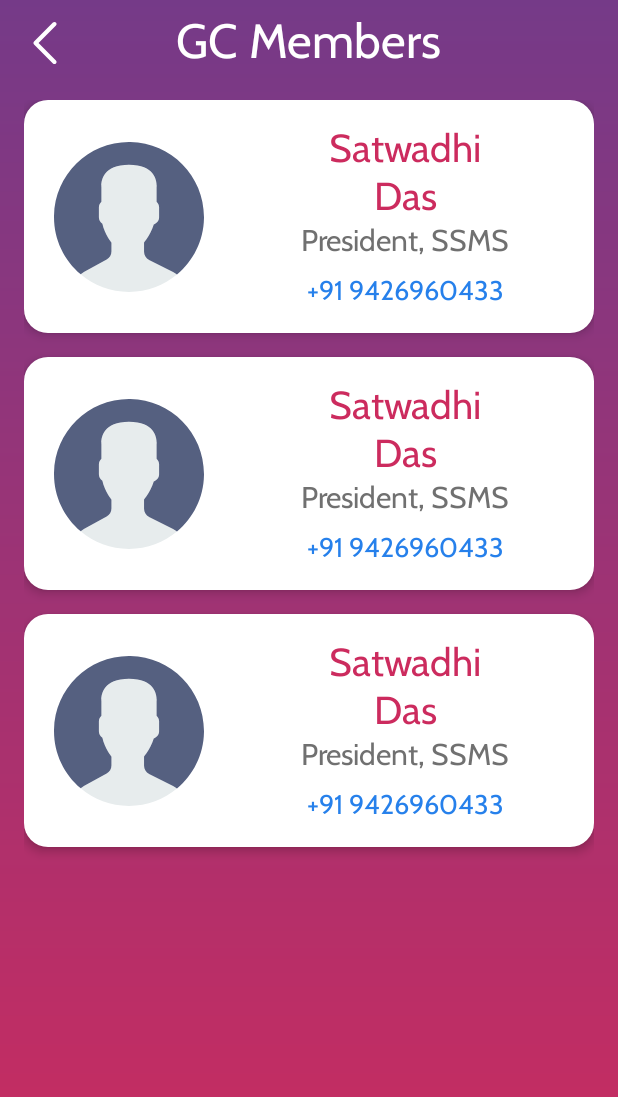
After one commit to AnEnigmaticBug/SSMS-App, an Android app: the layout fra_contact_working_state.xml on its own in the app's theme, with its tools: preview values and no code run, on a phone screen of 412 x 824 dp. The commit adds this screen. Shown: the top 1097 px of the screen. Run offline under Robolectric (Android 15) with nearby library versions, the light colour scheme and no system bars.

Commit message:
Make layouts for contacts screen

```diff
--- /dev/null
+++ b/app/src/main/res/layout/fra_contact_working_state.xml
@@ -0,0 +1,105 @@
+<?xml version="1.0" encoding="utf-8"?>
+<androidx.constraintlayout.widget.ConstraintLayout xmlns:android="http://schemas.android.com/apk/res/android"
+    xmlns:app="http://schemas.android.com/apk/res-auto"
+    xmlns:tools="http://schemas.android.com/tools"
+    android:id="@+id/rootPOV"
+    android:layout_width="match_parent"
+    android:layout_height="match_parent">
+
+    <TextView
+        android:id="@+id/screenTitleLBL"
+        style="@style/ScreenTitle"
+        android:layout_width="wrap_content"
+        android:layout_height="wrap_content"
+        android:layout_marginTop="8dp"
+        android:text="GC Members"
+        app:layout_constraintEnd_toEndOf="parent"
+        app:layout_constraintHorizontal_bias="0.5"
+        app:layout_constraintStart_toStartOf="parent"
+        app:layout_constraintTop_toTopOf="parent" />
+
+    <ImageView
+        android:id="@+id/backBTN"
+        style="@style/ActionButton"
+        android:layout_width="wrap_content"
+        android:layout_height="wrap_content"
+        android:layout_marginStart="16dp"
+        android:layout_marginTop="2dp"
+        app:layout_constraintBottom_toBottomOf="@+id/screenTitleLBL"
+        app:layout_constraintStart_toStartOf="parent"
+        app:layout_constraintTop_toTopOf="@+id/screenTitleLBL"
+        app:srcCompat="@drawable/ic_back_28dp_28dp" />
+
+    <androidx.recyclerview.widget.RecyclerView
+        android:id="@+id/contactsRCY"
+        android:layout_width="0dp"
+        android:layout_height="0dp"
+        android:layout_marginStart="16dp"
+        android:layout_marginTop="20dp"
+        android:layout_marginEnd="16dp"
+        android:clipToPadding="false"
+        android:paddingBottom="100dp"
+        app:layoutManager="androidx.recyclerview.widget.LinearLayoutManager"
+        app:layout_constraintBottom_toBottomOf="parent"
+        app:layout_constraintEnd_toEndOf="parent"
+        app:layout_constraintHorizontal_bias="0.5"
+        app:layout_constraintStart_toStartOf="parent"
+        app:layout_constraintTop_toBottomOf="@+id/screenTitleLBL"
+        tools:listitem="@layout/row_contacts_rcy" />
+
+    <TextView
+        android:id="@+id/textView3"
+        android:layout_width="wrap_content"
+        android:layout_height="wrap_content"
+        android:layout_marginTop="80dp"
+        android:text="Oops!"
+        android:textColor="@color/wht01"
+        android:textSize="40sp"
+        android:visibility="gone"
+        app:layout_constraintEnd_toEndOf="parent"
+        app:layout_constraintHorizontal_bias="0.5"
+        app:layout_constraintStart_toStartOf="parent"
+        app:layout_constraintTop_toBottomOf="@+id/screenTitleLBL" />
+
+    <TextView
+        android:id="@+id/errorLBL"
+        android:layout_width="0dp"
+        android:layout_height="wrap_content"
+        android:layout_marginStart="48dp"
+        android:layout_marginTop="8dp"
+        android:layout_marginEnd="48dp"
+        android:textAlignment="center"
+        android:textColor="@color/wht01"
+        android:textSize="22sp"
+        android:visibility="gone"
+        app:layout_constraintEnd_toEndOf="parent"
+        app:layout_constraintStart_toStartOf="parent"
+        app:layout_constraintTop_toBottomOf="@+id/textView3"
+        tools:text="Something went wrong" />
+
+    <TextView
+        android:id="@+id/retryBTN"
+        style="@style/TextButton"
+        android:layout_width="wrap_content"
+        android:layout_height="wrap_content"
+        android:layout_marginTop="80dp"
+        android:text="Retry"
+        android:visibility="gone"
+        app:layout_constraintEnd_toEndOf="parent"
+        app:layout_constraintHorizontal_bias="0.5"
+        app:layout_constraintStart_toStartOf="parent"
+        app:layout_constraintTop_toBottomOf="@+id/errorLBL" />
+
+    <ProgressBar
+        android:id="@+id/loadingPBR"
+        style="@style/ProgressBar"
+        android:layout_width="wrap_content"
+        android:layout_height="wrap_content"
+        android:visibility="gone"
+        app:layout_constraintBottom_toBottomOf="parent"
+        app:layout_constraintEnd_toEndOf="parent"
+        app:layout_constraintHorizontal_bias="0.5"
+        app:layout_constraintStart_toStartOf="parent"
+        app:layout_constraintTop_toTopOf="parent" />
+
+</androidx.constraintlayout.widget.ConstraintLayout>
--- /dev/null
+++ b/app/src/main/res/layout/row_contacts_rcy.xml
@@ -0,0 +1,62 @@
+<?xml version="1.0" encoding="utf-8"?>
+<androidx.constraintlayout.widget.ConstraintLayout xmlns:android="http://schemas.android.com/apk/res/android"
+    xmlns:app="http://schemas.android.com/apk/res-auto"
+    xmlns:tools="http://schemas.android.com/tools"
+    android:layout_width="match_parent"
+    android:layout_height="wrap_content"
+    android:layout_marginBottom="16dp"
+    android:background="@drawable/sh_rounded_rectangle_wht01_16dp"
+    android:elevation="4dp">
+
+    <ImageView
+        android:id="@+id/picIMG"
+        android:layout_width="100dp"
+        android:layout_height="100dp"
+        android:layout_marginStart="20dp"
+        android:layout_marginTop="20dp"
+        android:layout_marginBottom="20dp"
+        app:layout_constraintBottom_toBottomOf="parent"
+        app:layout_constraintStart_toStartOf="parent"
+        app:layout_constraintTop_toTopOf="parent"
+        app:srcCompat="@drawable/ic_profile_pic_placeholder_100dp_100dp" />
+
+    <TextView
+        android:id="@+id/nameLBL"
+        android:layout_width="0dp"
+        android:layout_height="wrap_content"
+        android:layout_marginStart="24dp"
+        android:layout_marginTop="16dp"
+        android:layout_marginEnd="16dp"
+        android:textAlignment="center"
+        android:textColor="@color/pnk01"
+        android:textSize="26sp"
+        app:layout_constraintEnd_toEndOf="parent"
+        app:layout_constraintStart_toEndOf="@+id/picIMG"
+        app:layout_constraintTop_toTopOf="parent"
+        tools:text="Satwadhi\nDas" />
+
+    <TextView
+        android:id="@+id/postLBL"
+        android:layout_width="wrap_content"
+        android:layout_height="wrap_content"
+        android:textColor="@color/gry02"
+        android:textSize="20sp"
+        app:layout_constraintEnd_toEndOf="@+id/nameLBL"
+        app:layout_constraintStart_toStartOf="@+id/nameLBL"
+        app:layout_constraintTop_toBottomOf="@+id/nameLBL"
+        tools:text="President, SSMS" />
+
+    <TextView
+        android:id="@+id/phoneLBL"
+        android:layout_width="wrap_content"
+        android:layout_height="wrap_content"
+        android:layout_marginTop="8dp"
+        android:layout_marginBottom="16dp"
+        android:textColor="@color/blu01"
+        android:textSize="18sp"
+        app:layout_constraintBottom_toBottomOf="parent"
+        app:layout_constraintEnd_toEndOf="@+id/postLBL"
+        app:layout_constraintStart_toStartOf="@+id/postLBL"
+        app:layout_constraintTop_toBottomOf="@+id/postLBL"
+        tools:text="+91 9426960433" />
+</androidx.constraintlayout.widget.ConstraintLayout>
--- a/app/src/main/res/values/colors.xml
+++ b/app/src/main/res/values/colors.xml
@@ -5,6 +5,7 @@
     <color name="colorAccent">#d81b60</color>
 
     <color name="blk01">#000000</color>
+    <color name="blu01">#2680eb</color>
     <color name="gry01">#a5a5a5</color>
     <color name="gry02">#707070</color>
     <color name="pnk01">#cc2b5e</color>
```
Also changed, not shown: app/src/main/res/layout/fra_contact_failure_state.xml (added, +103 -0 lines), app/src/main/res/layout/fra_contact_loading_state.xml (added, +105 -0 lines).
